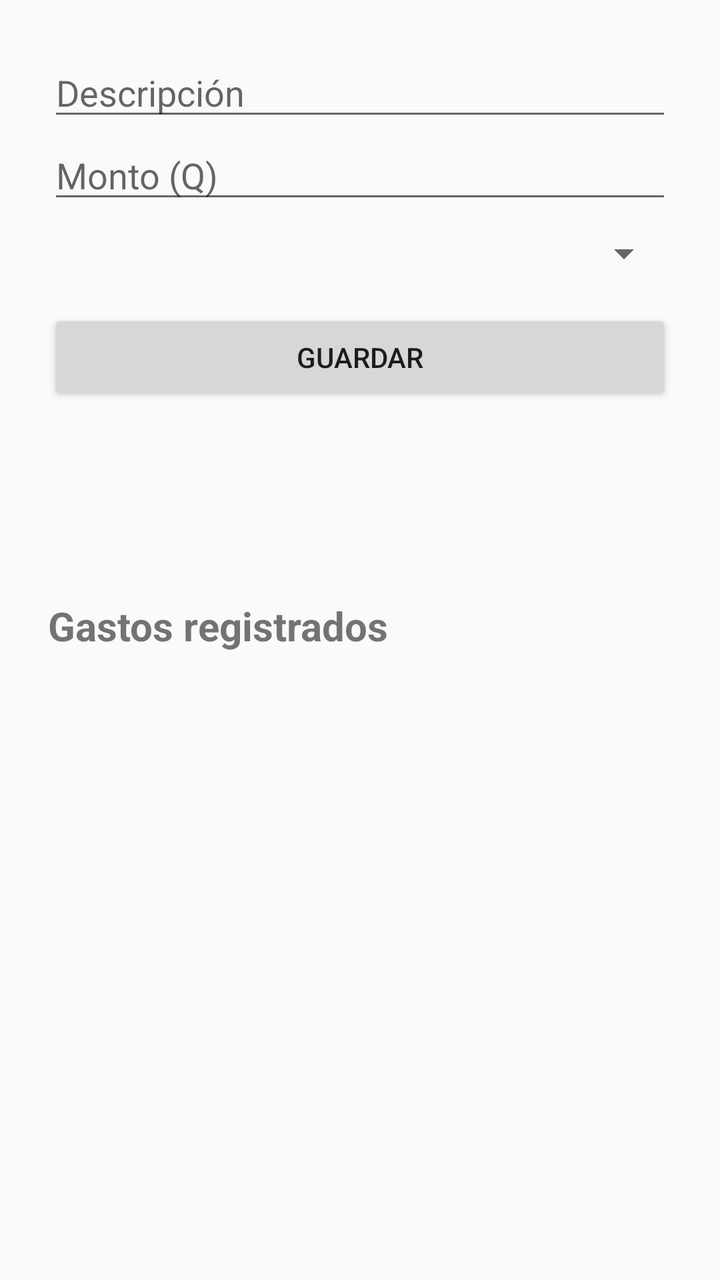
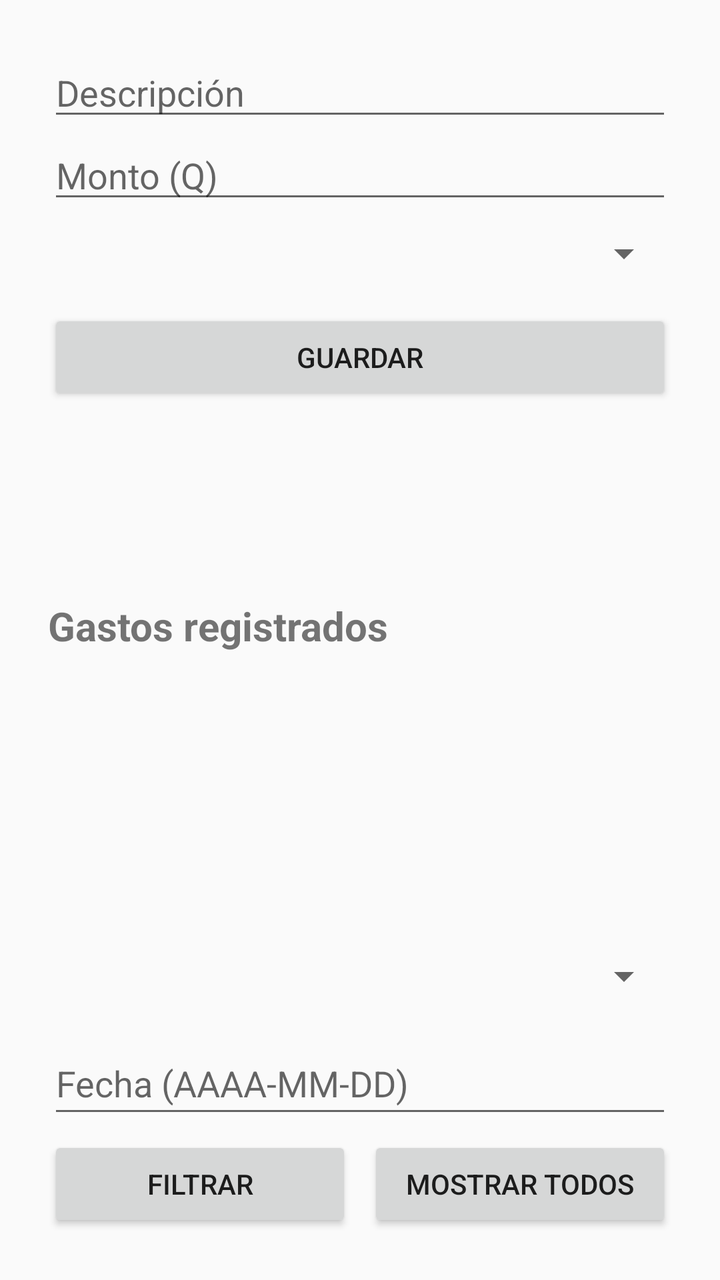

Before-and-after screenshots of an Android layout around one commit, followed by the original layout XML and the change that was made.
<!-- AndroidManifest.xml: activity theme Theme.ControlGastos -->
<!-- res/layout/activity_main.xml -->
<?xml version="1.0" encoding="utf-8"?>
<LinearLayout xmlns:android="http://schemas.android.com/apk/res/android"
    android:id="@+id/main"
    android:layout_width="match_parent"
    android:layout_height="match_parent"
    android:orientation="vertical"
    android:padding="24dp">

    
    <EditText
        android:id="@+id/etDescripcion"
        android:layout_width="match_parent"
        android:layout_height="wrap_content"
        android:hint="Descripción"
        android:inputType="text" />

    
    <EditText
        android:id="@+id/etMonto"
        android:layout_width="match_parent"
        android:layout_height="wrap_content"
        android:hint="Monto (Q)"
        android:inputType="numberDecimal" />

    
    <Spinner
        android:id="@+id/spCategoria"
        android:layout_width="match_parent"
        android:layout_height="wrap_content"
        android:layout_marginTop="8dp" />

    
    <Button
        android:id="@+id/btnGuardar"
        android:layout_width="match_parent"
        android:layout_height="wrap_content"
        android:layout_marginTop="16dp"
        android:text="Guardar" />

    
    <TextView
        android:id="@+id/tvResumen"
        android:layout_width="match_parent"
        android:layout_height="wrap_content"
        android:layout_marginTop="16dp"
        android:textSize="18sp" />

    
    <TextView
        android:id="@+id/tvHolaMundo"
        android:layout_width="match_parent"
        android:layout_height="wrap_content"
        android:layout_marginTop="16dp"
        android:textSize="18sp" />

    
    <TextView
        android:layout_width="match_parent"
        android:layout_height="wrap_content"
        android:layout_marginTop="16dp"
        android:text="Gastos registrados"
        android:textSize="20sp"
        android:textStyle="bold" />

    
    <androidx.recyclerview.widget.RecyclerView
        android:id="@+id/rvGastos"
        android:layout_width="match_parent"
        android:layout_height="0dp"
        android:layout_weight="1"
        android:layout_marginTop="8dp" />

</LinearLayout>
<!-- resources referenced by this layout -->
<resources>
  <style name="Theme.ControlGastos" parent="Theme.AppCompat.DayNight.NoActionBar" />
</resources>

<!-- the commit's change to res/layout/activity_main.xml (unified diff, before → after) -->
@@ -70,4 +70,50 @@
         android:layout_weight="1"
         android:layout_marginTop="8dp" />
 
+    
+    <Spinner
+        android:id="@+id/spFiltroCategoria"
+        android:layout_width="match_parent"
+        android:layout_height="wrap_content"
+        android:minHeight="48dp"
+        android:contentDescription="Filtrar gastos por categoría" />
+
+    
+    <EditText
+        android:id="@+id/etFiltroFecha"
+        android:layout_width="match_parent"
+        android:layout_height="wrap_content"
+        android:layout_marginTop="4dp"
+        android:minHeight="48dp"
+        android:hint="Fecha (AAAA-MM-DD)"
+        android:inputType="date"
+        android:singleLine="true" />
+
+    
+    <LinearLayout
+        android:layout_width="match_parent"
+        android:layout_height="wrap_content"
+        android:orientation="horizontal"
+        android:layout_marginTop="4dp">
+
+        
+        <Button
+            android:id="@+id/btnFiltrar"
+            android:layout_width="0dp"
+            android:layout_height="wrap_content"
+            android:layout_weight="1"
+            android:text="Filtrar"
+            android:layout_marginEnd="8dp" />
+
+        
+        <Button
+            android:id="@+id/btnMostrarTodos"
+            android:layout_width="0dp"
+            android:layout_height="wrap_content"
+            android:layout_weight="1"
+            android:text="Mostrar todos" />
+
+    </LinearLayout>
+
+
 </LinearLayout>
